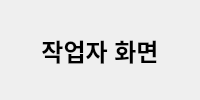
Before: the Qt Designer form soy-pc/ui/worker_screen.ui in woolimi/soy-factory, drawn with Qt 5.
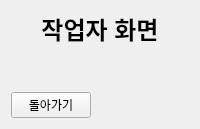
After: the same form once the commit is applied.

Commit message: refactor: add back buttons, forced initial admin password registration

Diff of the .ui file:
```diff
--- a/soy-pc/ui/worker_screen.ui
+++ b/soy-pc/ui/worker_screen.ui
@@ -20,6 +20,49 @@
      </property>
     </widget>
    </item>
+   <item>
+    <spacer name="verticalSpacer_worker">
+     <property name="orientation">
+      <enum>Qt::Orientation::Vertical</enum>
+     </property>
+     <property name="sizeHint" stdset="0">
+      <size>
+       <width>20</width>
+       <height>40</height>
+      </size>
+     </property>
+    </spacer>
+   </item>
+   <item>
+    <layout class="QHBoxLayout" name="horizontalLayout_back">
+     <item>
+      <widget class="QPushButton" name="backButton">
+       <property name="maximumSize">
+        <size>
+         <width>150</width>
+         <height>32</height>
+        </size>
+       </property>
+       <property name="text">
+        <string>돌아가기</string>
+       </property>
+      </widget>
+     </item>
+     <item>
+      <spacer name="horizontalSpacer_back">
+       <property name="orientation">
+        <enum>Qt::Orientation::Horizontal</enum>
+       </property>
+       <property name="sizeHint" stdset="0">
+        <size>
+         <width>40</width>
+         <height>20</height>
+        </size>
+       </property>
+      </spacer>
+     </item>
+    </layout>
+   </item>
   </layout>
  </widget>
  <resources/>
```
The commit also changes 2 other files.
